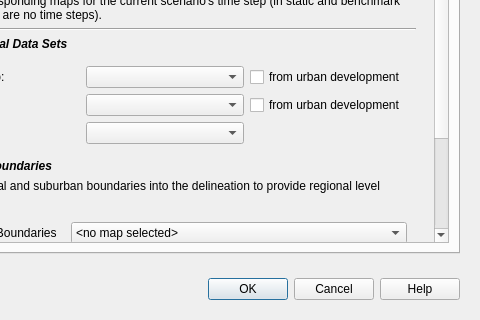
Qt form gui/md_delinblocksgui.ui (petermbach/urbanbeats-pss) before a commit; both pictures show x 300 to 780 and y 180 to 500 of the 780 by 500 pixel window.
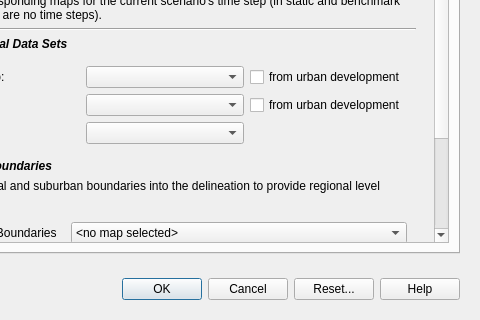
The same form after that commit. Icons and pictures are not drawn.

Commit message: Continuing development on block delineation

```diff
--- a/gui/md_delinblocksgui.ui
+++ b/gui/md_delinblocksgui.ui
@@ -1422,6 +1422,16 @@
         </property>
        </widget>
       </item>
+      <item>
+       <widget class="QPushButton" name="reset_button">
+        <property name="whatsThis">
+         <string>&lt;html&gt;&lt;head/&gt;&lt;body&gt;&lt;p&gt;Resets all parameters of this module in the current 'scenario time step' to the default values.&lt;/p&gt;&lt;/body&gt;&lt;/html&gt;</string>
+        </property>
+        <property name="text">
+         <string>Reset...</string>
+        </property>
+       </widget>
+      </item>
       <item>
        <widget class="QPushButton" name="help_button">
         <property name="text">
```
The commit also changes 2 other files.
